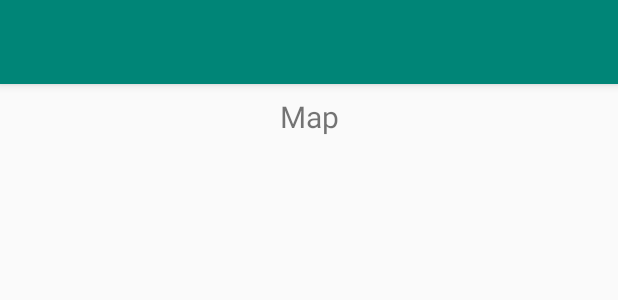
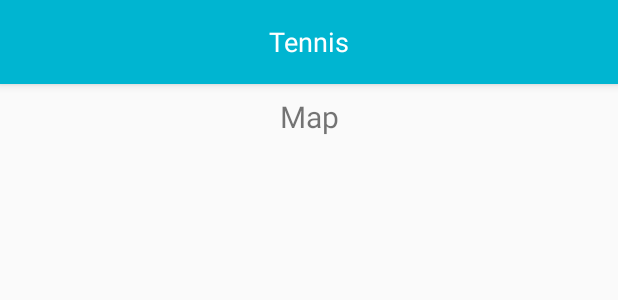
Before and after one commit to Angainor17/ArCoreDemo, an Android app: the layout app_bar_nav_drawer.xml on its own in the app's theme, with its tools: preview values and no code run, on a phone screen of 412 x 824 dp. Shown: the top 300 px of the screen. Run offline under Robolectric (Android 15) with nearby library versions, the phone set to English and light mode, and no system bars.

Commit message:
centered toolbar

```diff
--- a/app/src/main/AndroidManifest.xml
+++ b/app/src/main/AndroidManifest.xml
@@ -20,7 +20,7 @@
         >
 
         <activity
-            android:name="com.simferopol.app.splashScreen.SplashScreenActivity"
+            android:name="com.simferopol.app.ui.splashScreen.SplashScreenActivity"
             android:screenOrientation="portrait"
             android:theme="@style/AppTheme.NoActionBar">
 
--- a/app/src/main/java/com/simferopol/app/splashScreen/ISplashScreenVIew.kt
+++ b/app/src/main/java/com/simferopol/app/ui/splashScreen/ISplashScreenVIew.kt
@@ -1,4 +1,4 @@
-package com.simferopol.app.splashScreen
+package com.simferopol.app.ui.splashScreen
 
 interface ISplashScreenVIew {
 
--- a/app/src/main/java/com/simferopol/app/splashScreen/SplashScreenActivity.kt
+++ b/app/src/main/java/com/simferopol/app/ui/splashScreen/SplashScreenActivity.kt
@@ -1,4 +1,4 @@
-package com.simferopol.app.splashScreen
+package com.simferopol.app.ui.splashScreen
 
 import android.content.Intent
 import android.os.Bundle
--- a/app/src/main/java/com/simferopol/app/splashScreen/SplashScreenVm.kt
+++ b/app/src/main/java/com/simferopol/app/ui/splashScreen/SplashScreenVm.kt
@@ -1,4 +1,4 @@
-package com.simferopol.app.splashScreen
+package com.simferopol.app.ui.splashScreen
 
 import androidx.lifecycle.ViewModel
 
--- /dev/null
+++ b/app/src/main/java/com/simferopol/app/utils/CustomToolbar.kt
@@ -0,0 +1,67 @@
+package com.simferopol.app.utils
+
+import android.content.Context
+import android.graphics.Point
+import android.util.AttributeSet
+import android.view.Display
+import android.view.WindowManager
+import android.widget.TextView
+import androidx.appcompat.widget.Toolbar
+import com.simferopol.app.R
+
+
+class CustomToolbar : Toolbar {
+
+    private val location = IntArray(2)
+    private var screenWidth = 0
+
+    constructor(context: Context?) : super(context)
+    constructor(context: Context?, attrs: AttributeSet?) : super(context, attrs)
+    constructor(context: Context?, attrs: AttributeSet?, defStyleAttr: Int) : super(
+        context,
+        attrs,
+        defStyleAttr
+    )
+
+    init {
+        screenWidth = getScreenSize().x
+    }
+
+    override fun setTitle(resId: Int) {
+        super.setTitle(resId)
+        findLabel()?.setText(resId)
+    }
+
+    override fun setTitle(title: CharSequence?) {
+        super.setTitle(title)
+        findLabel()?.text = title
+    }
+
+    /*** Нахождение центра View */
+    override fun onLayout(
+        changed: Boolean,
+        left: Int,
+        top: Int,
+        right: Int,
+        bottom: Int
+    ) {
+        super.onLayout(changed, left, top, right, bottom)
+        val textView = findLabel()
+        textView?.let {
+            textView.getLocationOnScreen(location)
+            textView.x = textView.x + (-location.get(0) + screenWidth / 2 - textView.width / 2)
+        }
+    }
+
+    private fun findLabel(): TextView? = findViewById(R.id.title)
+
+    /*** Получение размера экрана */
+    private fun getScreenSize(): Point {
+        val windowManager = context.getSystemService(Context.WINDOW_SERVICE) as WindowManager
+        val display: Display = windowManager.defaultDisplay
+        val screenSize = Point()
+        display.getSize(screenSize)
+        return screenSize
+    }
+
+}
--- a/app/src/main/res/layout/activity_splash.xml
+++ b/app/src/main/res/layout/activity_splash.xml
@@ -8,7 +8,7 @@
 
         <variable
             name="vm"
-            type="com.simferopol.app.splashScreen.SplashScreenVm" />
+            type="com.simferopol.app.ui.splashScreen.SplashScreenVm" />
 
     </data>
 
--- a/app/src/main/res/layout/app_bar_nav_drawer.xml
+++ b/app/src/main/res/layout/app_bar_nav_drawer.xml
@@ -1,6 +1,5 @@
 <?xml version="1.0" encoding="utf-8"?>
-<androidx.coordinatorlayout.widget.CoordinatorLayout
-    xmlns:android="http://schemas.android.com/apk/res/android"
+<androidx.coordinatorlayout.widget.CoordinatorLayout xmlns:android="http://schemas.android.com/apk/res/android"
     xmlns:app="http://schemas.android.com/apk/res-auto"
     xmlns:tools="http://schemas.android.com/tools"
     android:layout_width="match_parent"
@@ -8,19 +7,48 @@
     tools:context=".navDrawer.NavDrawer">
 
     <com.google.android.material.appbar.AppBarLayout
+        android:layout_width="match_parent"
         android:layout_height="wrap_content"
-        android:layout_width="match_parent"
         android:theme="@style/AppTheme.AppBarOverlay">
 
-        <androidx.appcompat.widget.Toolbar
+        <com.simferopol.app.utils.CustomToolbar
             android:id="@+id/toolbar"
+
             android:layout_width="match_parent"
-            android:layout_height="?attr/actionBarSize"
-            android:background="?attr/colorPrimary"
-            app:popupTheme="@style/AppTheme.PopupOverlay" />
+            android:layout_height="wrap_content"
+            android:minHeight="?attr/actionBarSize"
+
+            app:layout_constraintEnd_toEndOf="parent"
+            app:layout_constraintStart_toStartOf="parent"
+            app:layout_constraintTop_toTopOf="parent">
+
+            <androidx.constraintlayout.widget.ConstraintLayout
+                android:layout_width="match_parent"
+                android:layout_height="match_parent"
+                android:layout_marginBottom="8dp">
+
+                <TextView
+                    android:id="@+id/title"
+
+                    android:layout_width="wrap_content"
+                    android:layout_height="wrap_content"
+                    android:layout_marginTop="8dp"
+                    android:layout_marginBottom="8dp"
+                    android:text="Tennis"
+                    android:textSize="18sp"
+                    android:textColor="@color/white"
+
+                    app:layout_constraintBottom_toBottomOf="parent"
+                    app:layout_constraintLeft_toLeftOf="parent"
+                    app:layout_constraintRight_toRightOf="parent"
+                    app:layout_constraintTop_toTopOf="parent" />
+
+            </androidx.constraintlayout.widget.ConstraintLayout>
+
+        </com.simferopol.app.utils.CustomToolbar>
 
     </com.google.android.material.appbar.AppBarLayout>
 
-    <include layout="@layout/content_nav_drawer"/>
+    <include layout="@layout/content_nav_drawer" />
 
 </androidx.coordinatorlayout.widget.CoordinatorLayout>
--- a/app/src/main/res/values/colors.xml
+++ b/app/src/main/res/values/colors.xml
@@ -1,7 +1,7 @@
 <?xml version="1.0" encoding="utf-8"?>
 <resources>
-    <color name="colorPrimary">#008577</color>
-    <color name="colorPrimaryDark">#00574B</color>
+    <color name="colorPrimary">#00b5d1</color>
+    <color name="colorPrimaryDark">#2b2b2b</color>
     <color name="colorAccent">#D81B60</color>
     <color name="white">#FFFFFF</color>
 </resources>
```
